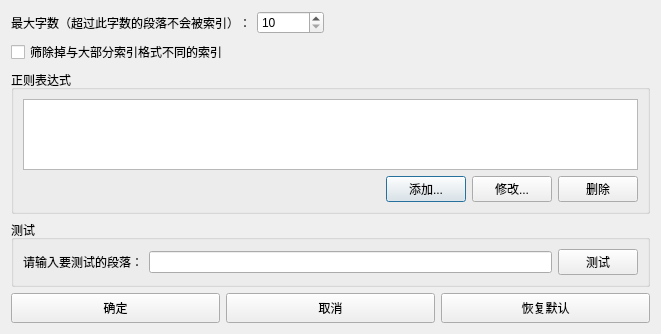
This is dialog/dialogindexadvance.ui in popkc/bookreader as Qt 5 draws it before an edit. The edited form follows.
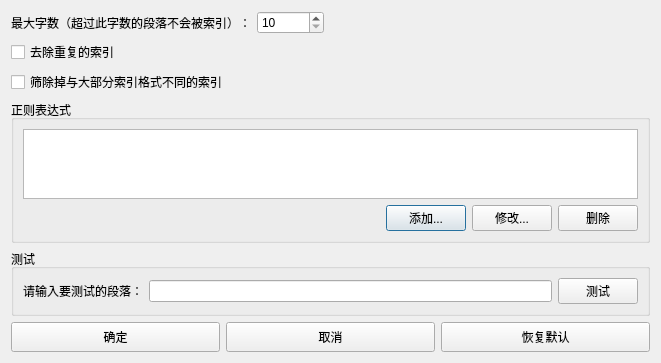
This is the edited form.

Commit message: 加入索引去除重复功能

Diff of the .ui file:
```diff
--- a/dialog/dialogindexadvance.ui
+++ b/dialog/dialogindexadvance.ui
@@ -7,7 +7,7 @@
     <x>0</x>
     <y>0</y>
     <width>661</width>
-    <height>334</height>
+    <height>344</height>
    </rect>
   </property>
   <property name="windowTitle">
@@ -48,6 +48,13 @@
      </item>
     </layout>
    </item>
+   <item>
+    <widget class="QCheckBox" name="checkBoxRemoveDuplication">
+     <property name="text">
+      <string>去除重复的索引</string>
+     </property>
+    </widget>
+   </item>
    <item>
     <widget class="QCheckBox" name="checkBoxQuZa">
      <property name="text">
```
Left out of the diff: 4 changed lines with no effect on the pictures. The commit also changes 3 other files.
